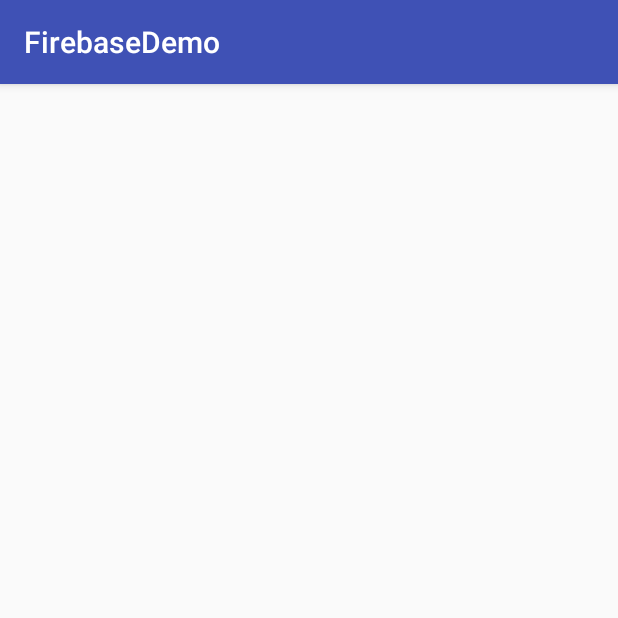
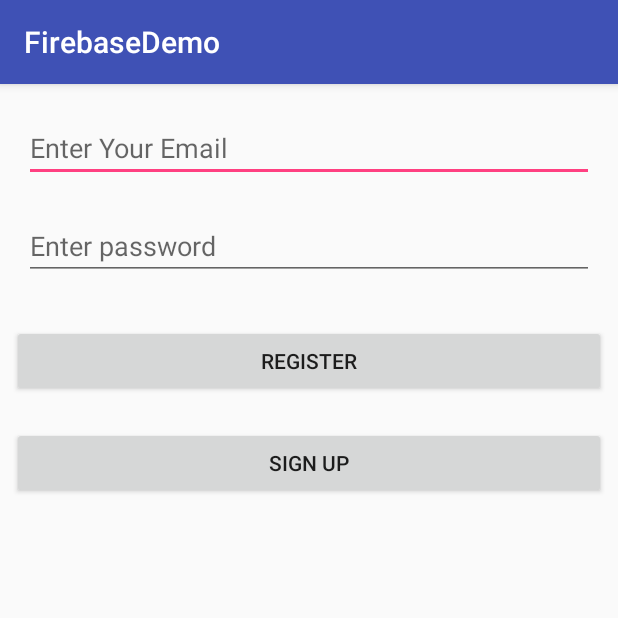
Before and after one commit to saurabhcool001/FirebaseDemo, an Android app: the screen it shows after launch (MainActivity), on a phone screen of 412 x 824 dp, the top half of it. Run offline under Robolectric (Android 15) with nearby library versions, the phone set to English and light mode, and no system bars; our stand-ins replace Firebase (no records; nobody signed in at launch, a user with empty details on screens opened directly).

Commit message:
SignIn And SignOut With EmailID

```diff
--- a/app/build.gradle
+++ b/app/build.gradle
@@ -27,8 +27,11 @@ dependencies {
     compile 'com.android.support:appcompat-v7:25.3.1'
     compile 'com.android.support.constraint:constraint-layout:1.0.2'
     compile 'com.google.firebase:firebase-database:10.0.1'
+    compile 'com.google.firebase:firebase-auth:10.0.1'
     testCompile 'junit:junit:4.12'
 }
 
 
+
+
 apply plugin: 'com.google.gms.google-services'
--- a/app/src/main/AndroidManifest.xml
+++ b/app/src/main/AndroidManifest.xml
@@ -16,6 +16,7 @@
                 <category android:name="android.intent.category.LAUNCHER" />
             </intent-filter>
         </activity>
+        <activity android:name=".AccountActivity"></activity>
     </application>
 
 </manifest>
--- a/app/src/main/java/com/example/saurabh/firebasedemo/MainActivity.java
+++ b/app/src/main/java/com/example/saurabh/firebasedemo/MainActivity.java
@@ -1,8 +1,12 @@
 package com.example.saurabh.firebasedemo;
 
+import android.accounts.Account;
+import android.content.Intent;
 import android.support.annotation.NonNull;
 import android.support.v7.app.AppCompatActivity;
 import android.os.Bundle;
+import android.text.TextUtils;
+import android.util.Log;
 import android.view.View;
 import android.widget.ArrayAdapter;
 import android.widget.Button;
@@ -13,6 +17,9 @@ import android.widget.Toast;
 
 import com.google.android.gms.tasks.OnCompleteListener;
 import com.google.android.gms.tasks.Task;
+import com.google.firebase.auth.AuthResult;
+import com.google.firebase.auth.FirebaseAuth;
+import com.google.firebase.auth.FirebaseUser;
 import com.google.firebase.database.ChildEventListener;
 import com.google.firebase.database.DataSnapshot;
 import com.google.firebase.database.DatabaseError;
@@ -20,6 +27,7 @@ import com.google.firebase.database.DatabaseReference;
 import com.google.firebase.database.FirebaseDatabase;
 import com.google.firebase.database.ValueEventListener;
 
+import java.net.PasswordAuthentication;
 import java.util.ArrayList;
 import java.util.HashMap;
 
@@ -27,58 +35,119 @@ public class MainActivity extends AppCompatActivity {
 
     private DatabaseReference mDatabase;
 
-    private ListView mUserList;
-    private ArrayList<String> mUsername = new ArrayList<>();
-    private ArrayList<String> mKey = new ArrayList<>();
+    private EditText mEmailId;
+    private EditText mPassword;
+    private Button mRegisterBtn, mSignUp;
+
+    private FirebaseAuth mAuth;
+    private FirebaseAuth.AuthStateListener mAuthListener;
 
     @Override
     protected void onCreate(Bundle savedInstanceState) {
         super.onCreate(savedInstanceState);
         setContentView(R.layout.activity_main);
 
-        mDatabase = FirebaseDatabase.getInstance().getReference();
-        mUserList = (ListView) findViewById(R.id.userList);
+        mEmailId = (EditText) findViewById(R.id.emailId);
+        mPassword = (EditText) findViewById(R.id.password);
+        mRegisterBtn = (Button) findViewById(R.id.registerBtn);
+        mSignUp = (Button) findViewById(R.id.signUp);
 
-        final ArrayAdapter<String> arrayAdapter = new ArrayAdapter<String>(this, android.R.layout.simple_list_item_1, mUsername);
-        mUserList.setAdapter(arrayAdapter);
+        mAuth = FirebaseAuth.getInstance();
 
-        mDatabase.addChildEventListener(new ChildEventListener() {
+        mAuthListener = new FirebaseAuth.AuthStateListener() {
             @Override
-            public void onChildAdded(DataSnapshot dataSnapshot, String s) {
-                String value = dataSnapshot.getValue(String.class);
-                String key = dataSnapshot.getKey();
+            public void onAuthStateChanged(@NonNull FirebaseAuth firebaseAuth) {
+                FirebaseUser user = firebaseAuth.getCurrentUser();
+                if (user != null) {
+                    // User is signed in
+                    startActivity(new Intent(MainActivity.this, AccountActivity.class));
 
-                mUsername.add(value);
-                mKey.add(key);
+                    //Log.d(TAG, "onAuthStateChanged:signed_in:" + user.getUid());
+                } else {
+                    // User is signed out
+                    //Log.d(TAG, "onAuthStateChanged:signed_out");
+                }
+            }
+        };
 
-                arrayAdapter.notifyDataSetChanged();
+        mRegisterBtn.setOnClickListener(new View.OnClickListener() {
+            @Override
+            public void onClick(View v) {
+                signIn();
             }
+        });
 
+        mSignUp.setOnClickListener(new View.OnClickListener() {
             @Override
-            public void onChildChanged(DataSnapshot dataSnapshot, String s) {
-                String value = dataSnapshot.getValue(String.class);
-                String key = dataSnapshot.getKey();
-
-                int index = mKey.indexOf(key);
-
-                mUsername.set(index, value);
-                arrayAdapter.notifyDataSetChanged();
+            public void onClick(View v) {
+                createAccount();
             }
-
-            @Override
-            public void onChildRemoved(DataSnapshot dataSnapshot) {
+        });
 
     }
 
     @Override
-            public void onChildMoved(DataSnapshot dataSnapshot, String s) {
+    protected void onStart() {
+        super.onStart();
 
+        mAuth.addAuthStateListener(mAuthListener);
     }
 
     @Override
-            public void onCancelled(DatabaseError databaseError) {
+    protected void onStop() {
+        super.onStop();
+        if (mAuthListener != null) {
+            mAuth.removeAuthStateListener(mAuthListener);
+        }
+    }
 
+    protected void signIn() {
+        String email = mEmailId.getText().toString();
+        String password = mPassword.getText().toString();
+
+        if (TextUtils.isEmpty(email) || TextUtils.isEmpty(password)) {
+            Toast.makeText(MainActivity.this, "Fields are Empty", Toast.LENGTH_SHORT).show();
+        } else {
+            mAuth.signInWithEmailAndPassword(email, password)
+                    .addOnCompleteListener(this, new OnCompleteListener<AuthResult>() {
+                        @Override
+                        public void onComplete(@NonNull Task<AuthResult> task) {
+                            // Log.d(TAG, "createUserWithEmail:onComplete:" + task.isSuccessful());
+
+                            // If sign in fails, display a message to the user. If sign in succeeds
+                            // the auth state listener will be notified and logic to handle the
+                            // signed in user can be handled in the listener.
+                            if (!task.isSuccessful()) {
+                                Toast.makeText(MainActivity.this, "Sign In Problem",
+                                        Toast.LENGTH_SHORT).show();
+                            }
                         }
                     });
-    };
         }
+    }
+
+    private void createAccount() {
+        String email = mEmailId.getText().toString();
+        String password = mPassword.getText().toString();
+
+        if (TextUtils.isEmpty(email) || TextUtils.isEmpty(password)) {
+            Toast.makeText(MainActivity.this, "Enter Both Field", Toast.LENGTH_SHORT).show();
+        } else {
+            mAuth.createUserWithEmailAndPassword(email, password)
+                    .addOnCompleteListener(this, new OnCompleteListener<AuthResult>() {
+                        @Override
+                        public void onComplete(@NonNull Task<AuthResult> task) {
+                            //Log.d(TAG, "createUserWithEmail:onComplete:" + task.isSuccessful());
+
+                            // If sign in fails, display a message to the user. If sign in succeeds
+                            // the auth state listener will be notified and logic to handle the
+                            // signed in user can be handled in the listener.
+                            if (!task.isSuccessful()) {
+                                Toast.makeText(MainActivity.this, "Error in Sign In",
+                                        Toast.LENGTH_SHORT).show();
+                            }
+                        }
+                    });
+        }
+    }
+}
--- a/app/src/main/res/layout/activity_main.xml
+++ b/app/src/main/res/layout/activity_main.xml
@@ -6,17 +6,56 @@
     android:layout_height="match_parent"
     tools:context="com.example.saurabh.firebasedemo.MainActivity">
 
-    <ListView
-        android:id="@+id/userList"
+    <EditText
+        android:id="@+id/emailId"
         android:layout_width="match_parent"
-        android:layout_height="495dp"
+        android:layout_height="wrap_content"
+        android:layout_marginLeft="16dp"
+        android:layout_marginRight="16dp"
+        android:layout_marginTop="20dp"
+        android:ems="10"
+        android:hint="Enter Your Email"
+        android:inputType="textEmailAddress"
+        app:layout_constraintLeft_toLeftOf="parent"
+        app:layout_constraintRight_toRightOf="parent"
+        app:layout_constraintTop_toTopOf="parent" />
+
+    <Button
+        android:id="@+id/registerBtn"
+        android:layout_width="match_parent"
+        android:layout_height="wrap_content"
         android:layout_marginLeft="8dp"
         android:layout_marginRight="8dp"
-        android:layout_marginTop="8dp"
+        android:layout_marginTop="30dp"
+        android:text="Register"
+        app:layout_constraintHorizontal_bias="0.0"
         app:layout_constraintLeft_toLeftOf="parent"
         app:layout_constraintRight_toRightOf="parent"
-        app:layout_constraintTop_toTopOf="parent"
-        app:layout_constraintBottom_toBottomOf="parent"
-        app:layout_constraintHorizontal_bias="0.0"
-        android:layout_marginBottom="8dp" />
+        app:layout_constraintTop_toBottomOf="@+id/password" />
+
+    <EditText
+        android:id="@+id/password"
+        android:layout_width="match_parent"
+        android:layout_height="wrap_content"
+        android:layout_marginLeft="16dp"
+        android:layout_marginRight="16dp"
+        android:layout_marginTop="20dp"
+        android:ems="10"
+        android:hint="Enter password"
+        android:inputType="textPassword"
+        app:layout_constraintLeft_toLeftOf="parent"
+        app:layout_constraintRight_toRightOf="parent"
+        app:layout_constraintTop_toBottomOf="@+id/emailId" />
+
+    <Button
+        android:id="@+id/signUp"
+        android:layout_width="match_parent"
+        android:layout_height="wrap_content"
+        android:layout_marginLeft="8dp"
+        android:layout_marginRight="8dp"
+        android:layout_marginTop="20dp"
+        android:text="Sign Up"
+        app:layout_constraintLeft_toLeftOf="parent"
+        app:layout_constraintRight_toRightOf="parent"
+        app:layout_constraintTop_toBottomOf="@+id/registerBtn" />
 </android.support.constraint.ConstraintLayout>
```
Also changed, not shown: app/src/main/java/com/example/saurabh/firebasedemo/AccountActivity.java (added, +34 -0 lines), app/src/main/res/layout/activity_account.xml (added, +32 -0 lines). Lines whose indentation alone changed are shown as unchanged.
